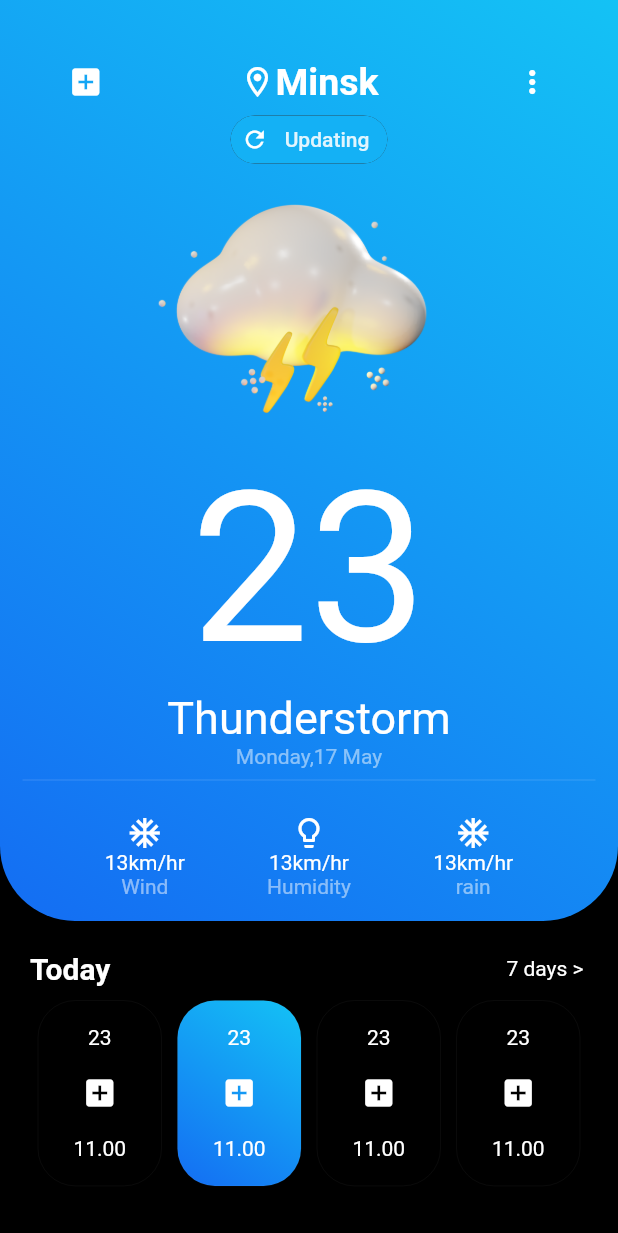
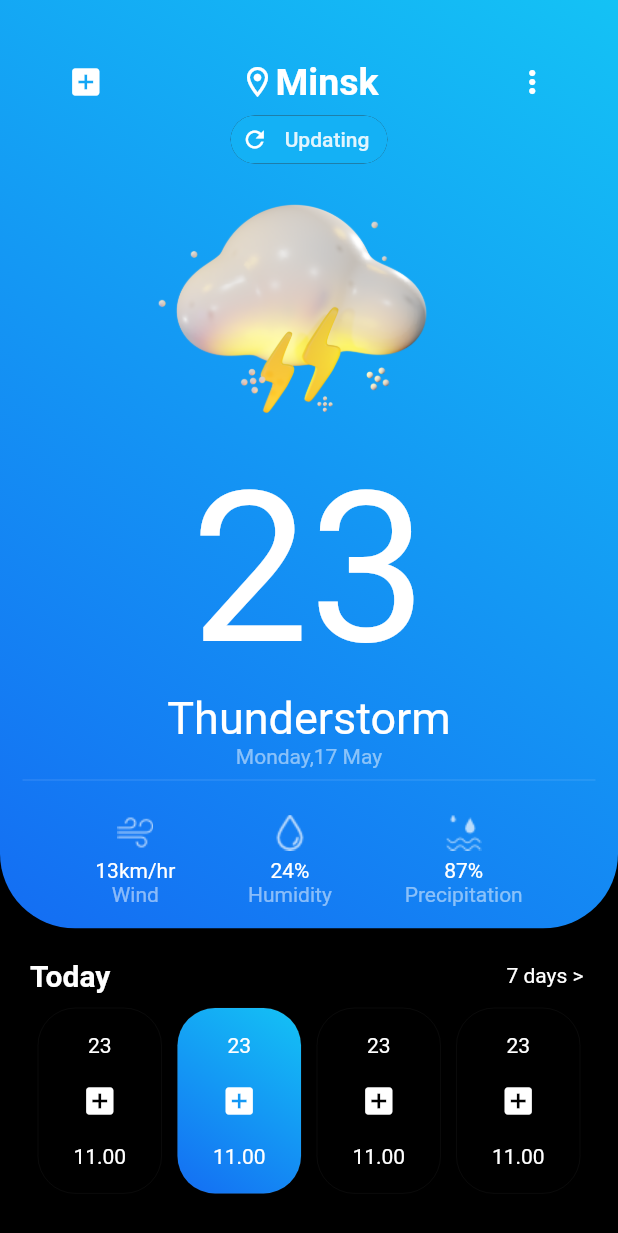
Before and after one commit to Harishwarrior/weather_app, a Flutter app: the screen it shows after launch, on a phone screen of 412 x 824 dp. Shown: the top 1233 px of the screen. Run offline on Flutter 3.47's test engine with Material 2 defaults, Android fonts, the phone set to English and light mode, and no system bars.

Commit message:
added icons for wind, precipitation and humidity

```diff
--- a/lib/ui/home_view.dart
+++ b/lib/ui/home_view.dart
@@ -102,7 +102,13 @@ class _HomeViewState extends State<HomeView> {
                           children: [
                             Column(
                               children: [
-                                Icon(Icons.ac_unit),
+                                Image.asset(
+                                  'assets/images/wind.png',
+                                  color: Colors.white.withOpacity(0.7),
+                                ),
+                                SizedBox(
+                                  height: 5.0,
+                                ),
                                 Text('13km/hr'),
                                 Text(
                                   'Wind',
@@ -113,8 +119,14 @@ class _HomeViewState extends State<HomeView> {
                             ),
                             Column(
                               children: [
-                                Icon(Icons.lightbulb_outline),
-                                Text('13km/hr'),
+                                Image.asset(
+                                  'assets/images/drop.png',
+                                  color: Colors.white.withOpacity(0.7),
+                                ),
+                                SizedBox(
+                                  height: 5.0,
+                                ),
+                                Text('24%'),
                                 Text(
                                   'Humidity',
                                   style: TextStyle(
@@ -124,10 +136,16 @@ class _HomeViewState extends State<HomeView> {
                             ),
                             Column(
                               children: [
-                                Icon(Icons.ac_unit),
-                                Text('13km/hr'),
+                                Image.asset(
+                                  'assets/images/water.png',
+                                  color: Colors.white.withOpacity(0.7),
+                                ),
+                                SizedBox(
+                                  height: 5.0,
+                                ),
+                                Text('87%'),
                                 Text(
-                                  'rain',
+                                  'Precipitation',
                                   style: TextStyle(
                                       color: Colors.white.withOpacity(0.5)),
                                 ),
```
Also changed, not shown: lib/ui/forecast_view.dart (+24 -6 lines), assets/images/drop.png (added), assets/images/water.png (added), assets/images/wind.png (added).
